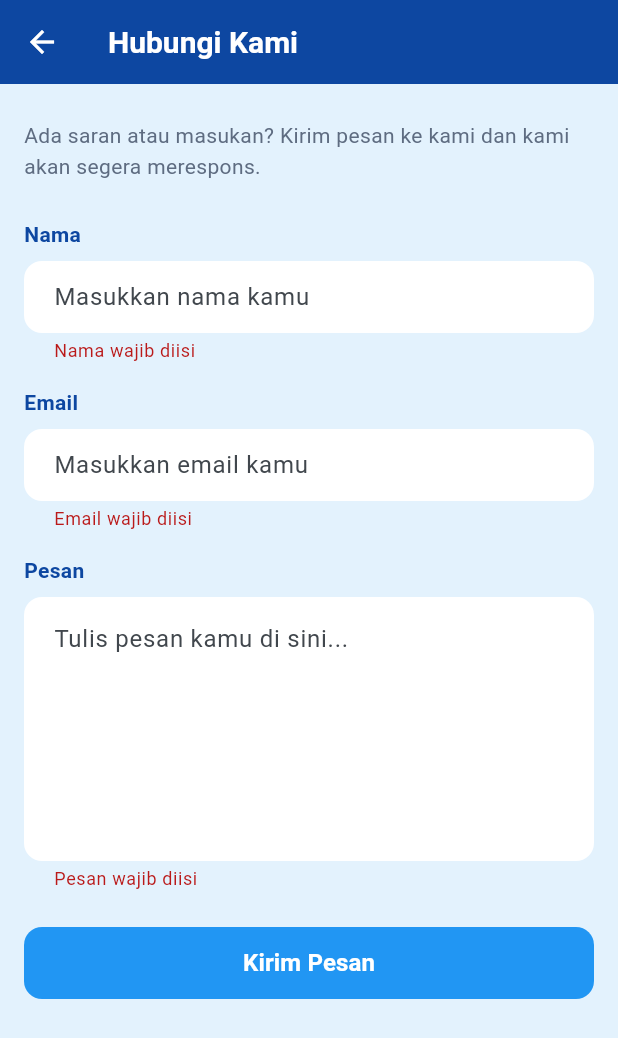
After one commit to alfy4one/ResepSimpel, a Flutter app: the HubungiKamiPage screen opened directly, after a tap on "Kirim Pesan", on a phone screen of 412 x 824 dp. The commit adds this screen. Shown: the top 1038 px of the screen. Run offline on Flutter 3.47's test engine with Material 3 defaults, Android fonts, the phone set to English and light mode, and no system bars; our stand-ins replace open_filex.

Commit message:
Fitur Hubungi Kami: form feedback → GitHub Issues (nama + email + pesan)

```diff
--- a/lib/main.dart
+++ b/lib/main.dart
@@ -6,6 +6,7 @@ import 'data/resep_data.dart';
 import 'models/resep.dart';
 import 'pages/kategori_list_page.dart';
 import 'pages/resep_detail_page.dart';
+import 'pages/hubungi_kami_page.dart';
 // In-app update: di web pakai stub, di Android/VM pakai versi io (download + install)
 import 'services/apk_installer_stub.dart'
     if (dart.library.io) 'services/apk_installer_io.dart';
@@ -971,7 +972,15 @@ class SettingsPage extends StatelessWidget {
               const SizedBox(height: 32),
               _labelSeksi('Bantuan & Informasi'),
               const SizedBox(height: 8),
-              _itemSettings(Icons.chat_bubble_outline, 'Hubungi Kami', trailing: _tombolOutline('Kirim Pesan')),
+              _itemSettings(
+                Icons.chat_bubble_outline,
+                'Hubungi Kami',
+                trailing: _tombolOutline('Kirim Pesan'),
+                onTap: () => Navigator.push(
+                  context,
+                  MaterialPageRoute(builder: (_) => const HubungiKamiPage()),
+                ),
+              ),
               const SizedBox(height: 8),
               _itemSettings(
                 Icons.person_outline,
--- /dev/null
+++ b/lib/pages/hubungi_kami_page.dart
@@ -0,0 +1,180 @@
+import 'package:flutter/material.dart';
+import '../main.dart' show cLatar, cPutih, cBiruVivid, cBiruPekat, cTeksUtama, cTeksMuted;
+import '../services/feedback_service.dart';
+
+/// Halaman Hubungi Kami — form feedback yang kirim ke GitHub Issues.
+class HubungiKamiPage extends StatefulWidget {
+  const HubungiKamiPage({super.key});
+
+  @override
+  State<HubungiKamiPage> createState() => _HubungiKamiPageState();
+}
+
+class _HubungiKamiPageState extends State<HubungiKamiPage> {
+  final _formKey = GlobalKey<FormState>();
+  final _namaController = TextEditingController();
+  final _emailController = TextEditingController();
+  final _pesanController = TextEditingController();
+  bool _sedangKirim = false;
+
+  @override
+  void dispose() {
+    _namaController.dispose();
+    _emailController.dispose();
+    _pesanController.dispose();
+    super.dispose();
+  }
+
+  Future<void> _kirim() async {
+    if (!_formKey.currentState!.validate()) return;
+
+    setState(() => _sedangKirim = true);
+
+    final (sukses, pesan) = await FeedbackService.kirimFeedback(
+      nama: _namaController.text.trim(),
+      email: _emailController.text.trim(),
+      pesan: _pesanController.text.trim(),
+    );
+
+    if (!mounted) return;
+    setState(() => _sedangKirim = false);
+
+    ScaffoldMessenger.of(context).showSnackBar(
+      SnackBar(
+        content: Text(pesan),
+        backgroundColor: sukses ? Colors.green : Colors.red,
+        duration: const Duration(seconds: 3),
+      ),
+    );
+
+    if (sukses) {
+      // Kosongkan form setelah berhasil
+      _namaController.clear();
+      _emailController.clear();
+      _pesanController.clear();
+    }
+  }
+
+  @override
+  Widget build(BuildContext context) {
+    return Scaffold(
+      backgroundColor: cLatar,
+      appBar: AppBar(
+        backgroundColor: cBiruPekat,
+        elevation: 0,
+        leading: IconButton(
+          icon: const Icon(Icons.arrow_back, color: Colors.white),
+          onPressed: () => Navigator.pop(context),
+        ),
+        title: const Text(
+          'Hubungi Kami',
+          style: TextStyle(color: Colors.white, fontSize: 20, fontWeight: FontWeight.w600),
+        ),
+      ),
+      body: SingleChildScrollView(
+        padding: const EdgeInsets.all(16),
+        child: Form(
+          key: _formKey,
+          child: Column(
+            crossAxisAlignment: CrossAxisAlignment.start,
+            children: [
+              const SizedBox(height: 8),
+              const Text(
+                'Ada saran atau masukan? Kirim pesan ke kami dan kami akan segera merespons.',
+                style: TextStyle(color: cTeksMuted, fontSize: 14, height: 1.5),
+              ),
+              const SizedBox(height: 24),
+
+              // Field Nama
+              const Text('Nama', style: TextStyle(color: cTeksUtama, fontSize: 14, fontWeight: FontWeight.w600)),
+              const SizedBox(height: 8),
+              TextFormField(
+                controller: _namaController,
+                decoration: InputDecoration(
+                  hintText: 'Masukkan nama kamu',
+                  filled: true,
+                  fillColor: cPutih,
+                  border: OutlineInputBorder(
+                    borderRadius: BorderRadius.circular(12),
+                    borderSide: BorderSide.none,
+                  ),
+                  contentPadding: const EdgeInsets.symmetric(horizontal: 16, vertical: 12),
+                ),
+                validator: (v) => v == null || v.trim().isEmpty ? 'Nama wajib diisi' : null,
+              ),
+              const SizedBox(height: 16),
+
+              // Field Email
+              const Text('Email', style: TextStyle(color: cTeksUtama, fontSize: 14, fontWeight: FontWeight.w600)),
+              const SizedBox(height: 8),
+              TextFormField(
+                controller: _emailController,
+                keyboardType: TextInputType.emailAddress,
+                decoration: InputDecoration(
+                  hintText: 'Masukkan email kamu',
+                  filled: true,
+                  fillColor: cPutih,
+                  border: OutlineInputBorder(
+                    borderRadius: BorderRadius.circular(12),
+                    borderSide: BorderSide.none,
+                  ),
+                  contentPadding: const EdgeInsets.symmetric(horizontal: 16, vertical: 12),
+                ),
+                validator: (v) {
+                  if (v == null || v.trim().isEmpty) return 'Email wajib diisi';
+                  if (!v.contains('@')) return 'Email tidak valid';
+                  return null;
+                },
+              ),
+              const SizedBox(height: 16),
+
+              // Field Pesan
+              const Text('Pesan', style: TextStyle(color: cTeksUtama, fontSize: 14, fontWeight: FontWeight.w600)),
+              const SizedBox(height: 8),
+              TextFormField(
+                controller: _pesanController,
+                maxLines: 6,
+                decoration: InputDecoration(
+                  hintText: 'Tulis pesan kamu di sini...',
+                  filled: true,
+                  fillColor: cPutih,
+                  border: OutlineInputBorder(
+                    borderRadius: BorderRadius.circular(12),
+                    borderSide: BorderSide.none,
+                  ),
+                  contentPadding: const EdgeInsets.all(16),
+                ),
+                validator: (v) => v == null || v.trim().isEmpty ? 'Pesan wajib diisi' : null,
+              ),
+              const SizedBox(height: 24),
+
+              // Tombol Kirim
+              SizedBox(
+                width: double.infinity,
+                height: 48,
+                child: ElevatedButton(
+                  onPressed: _sedangKirim ? null : _kirim,
+                  style: ElevatedButton.styleFrom(
+                    backgroundColor: cBiruVivid,
+                    shape: RoundedRectangleBorder(borderRadius: BorderRadius.circular(12)),
+                    elevation: 0,
+                  ),
+                  child: _sedangKirim
+                      ? const SizedBox(
+                          width: 20,
+                          height: 20,
+                          child: CircularProgressIndicator(color: Colors.white, strokeWidth: 2),
+                        )
+                      : const Text(
+                          'Kirim Pesan',
+                          style: TextStyle(color: Colors.white, fontSize: 16, fontWeight: FontWeight.w600),
+                        ),
+                ),
+              ),
+            ],
+          ),
+        ),
+      ),
+    );
+  }
+}
--- /dev/null
+++ b/lib/services/feedback_service.dart
@@ -0,0 +1,49 @@
+import 'dart:convert';
+import 'package:http/http.dart' as http;
+
+/// Service untuk kirim feedback user ke GitHub Issues repo alfy4one/ResepSimpel.
+/// Token hardcode (public_repo scope) — aman untuk tugas sekolah, tapi untuk
+/// produksi sebaiknya pakai backend proxy.
+class FeedbackService {
+  // TODO: Ganti dengan GitHub PAT milikmu (scope: public_repo / repo)
+  // Dapatkan di: https://github.com/settings/tokens
+  static const _token = 'YOUR_GITHUB_PAT_HERE';
+  static const _repoOwner = 'alfy4one';
+  static const _repoName = 'ResepSimpel';
+
+  /// Kirim feedback sebagai GitHub Issue baru.
+  /// Returns: (sukses: bool, pesan: String)
+  static Future<(bool, String)> kirimFeedback({
+    required String nama,
+    required String email,
+    required String pesan,
+  }) async {
+    try {
+      final url = Uri.parse('https://api.github.com/repos/$_repoOwner/$_repoName/issues');
+
+      final body = jsonEncode({
+        'title': 'Feedback dari $nama',
+        'body': '**Email:** $email\n\n$pesan',
+        'labels': ['feedback'],
+      });
+
+      final response = await http.post(
+        url,
+        headers: {
+          'Authorization': 'Bearer $_token',
+          'Accept': 'application/vnd.github+json',
+          'Content-Type': 'application/json',
+        },
+        body: body,
+      );
+
+      if (response.statusCode == 201) {
+        return (true, 'Terima kasih! Feedback kamu sudah terkirim.');
+      } else {
+        return (false, 'Gagal mengirim feedback (status ${response.statusCode})');
+      }
+    } catch (e) {
+      return (false, 'Gagal mengirim feedback: $e');
+    }
+  }
+}
```
